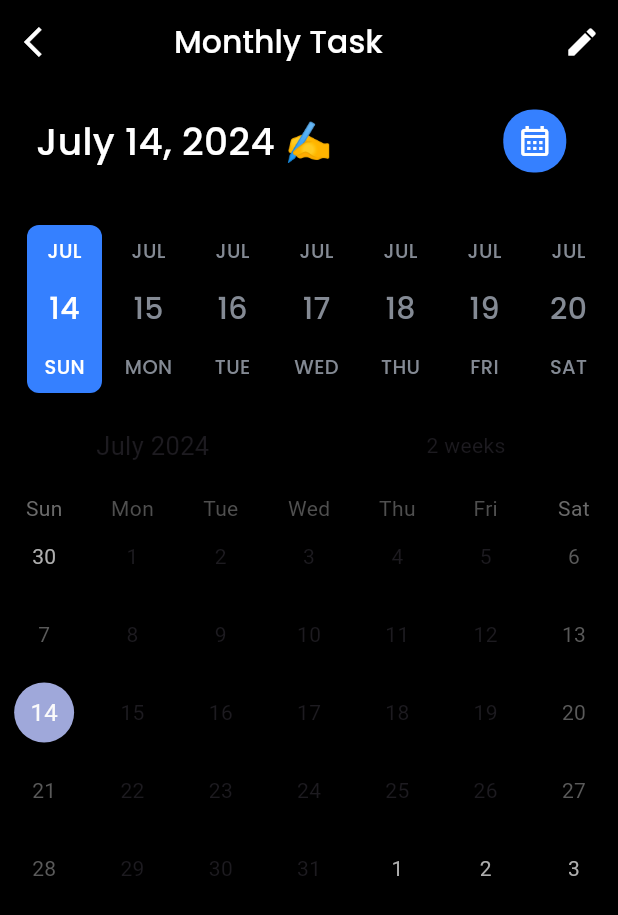
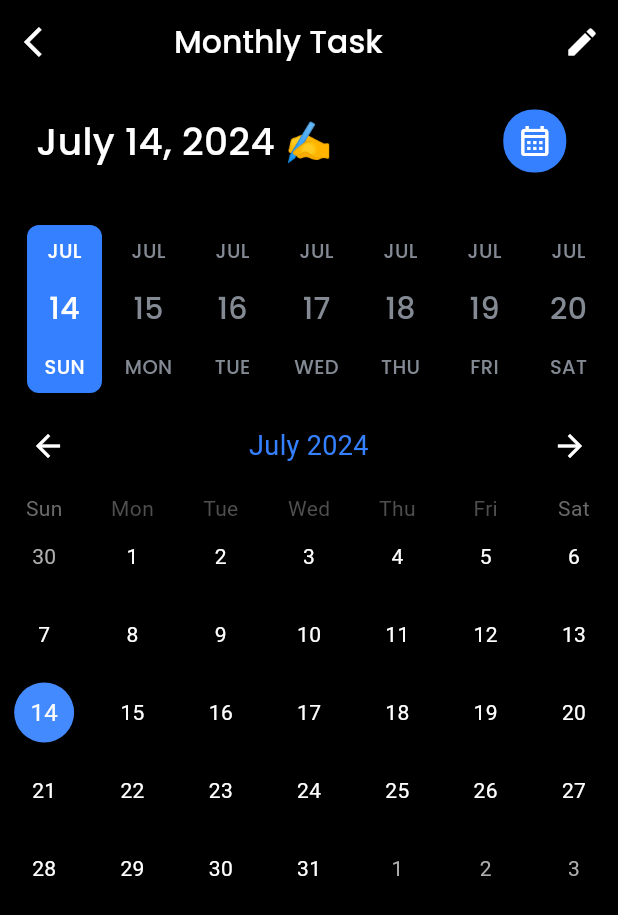
Before and after one commit to aleena02122002/Taskey-stacked, a Flutter app: the HomeView screen opened by its route, after a tap on the "notifications none" icon, on a phone screen of 412 x 824 dp. Shown: the top 915 px of the screen. Run offline on Flutter 3.47's test engine with Material 3 defaults, Android fonts, the phone set to English and light mode, and no system bars; drawn by our look-alikes of date_picker_timeline, table_calendar; our stand-ins replace stacked, stacked_services, stacked_shared.

Commit message:
Table calender added

```diff
--- a/lib/views/calenderView/calender.dart
+++ b/lib/views/calenderView/calender.dart
@@ -45,8 +45,40 @@ class CalenderView extends StatelessWidget {
               children: [
                 _dateTimeBar(),
                 _datePicker(),
-                TableCalendar(focusedDay: DateTime.now(), firstDay: DateTime.utc(1950,01,01), lastDay: DateTime.utc(2050,12,31))
+                TableCalendar(
+                    calendarFormat: CalendarFormat.month,
+                    headerStyle: const HeaderStyle(
+                      titleCentered: true,
+                        leftChevronIcon: Icon(
+                          Icons.arrow_back,
+                          color: Colors.white,
+                        ),
+                        rightChevronIcon: Icon(
+                          Icons.arrow_forward,
+                          color: Colors.white,
+                        ),
+                        formatButtonVisible: false,
+                        titleTextStyle: TextStyle(color: Color(0xFF3580FF),fontSize: 18,)),
 
+                    calendarStyle: CalendarStyle(
+                      selectedDecoration: BoxDecoration(
+                        color: Colors.blue, // Customize the selected day color
+                        shape: BoxShape.circle,
+                        borderRadius: BorderRadius.circular(5.0),
+                      ),
+                      todayDecoration: BoxDecoration(
+                        color:
+                            Colors.blueAccent, // Customize today's date color
+                        shape: BoxShape.circle,
+                      ),
+                      isTodayHighlighted: true,
+                      defaultTextStyle: TextStyle(color: Colors.white),
+                      weekendTextStyle: TextStyle(color: Colors.white),
+                      weekNumberTextStyle: TextStyle(color: Colors.white),
+                    ),
+                    focusedDay: DateTime.now(),
+                    firstDay: DateTime.utc(1950, 01, 01),
+                    lastDay: DateTime.utc(2050, 12, 31))
               ],
             ),
           );
--- a/lib/views/home/home.dart
+++ b/lib/views/home/home.dart
@@ -1,10 +1,13 @@
 import 'package:flutter/material.dart';
+import 'package:intl/intl.dart';
 import 'package:stacked/stacked.dart';
 import 'package:taskey/app/app.router.dart';
 import 'package:taskey/views/home/home_viewmodel.dart';
 
 class HomeView extends StatelessWidget {
-  const HomeView({super.key});
+   const HomeView({super.key});
+
+
 
   @override
   Widget build(BuildContext context) {
@@ -18,8 +21,8 @@ class HomeView extends StatelessWidget {
               leading:
                   const Icon(Icons.dashboard_outlined, color: Colors.white),
               titleSpacing: 70,
-              title: const Text(
-                "Friday, 10",
+              title: Text(
+                "${DateFormat.yMEd().format(DateTime.now())} ",
                 style: TextStyle(
                     color: Colors.white,
                     fontFamily: "Poppins",
```
